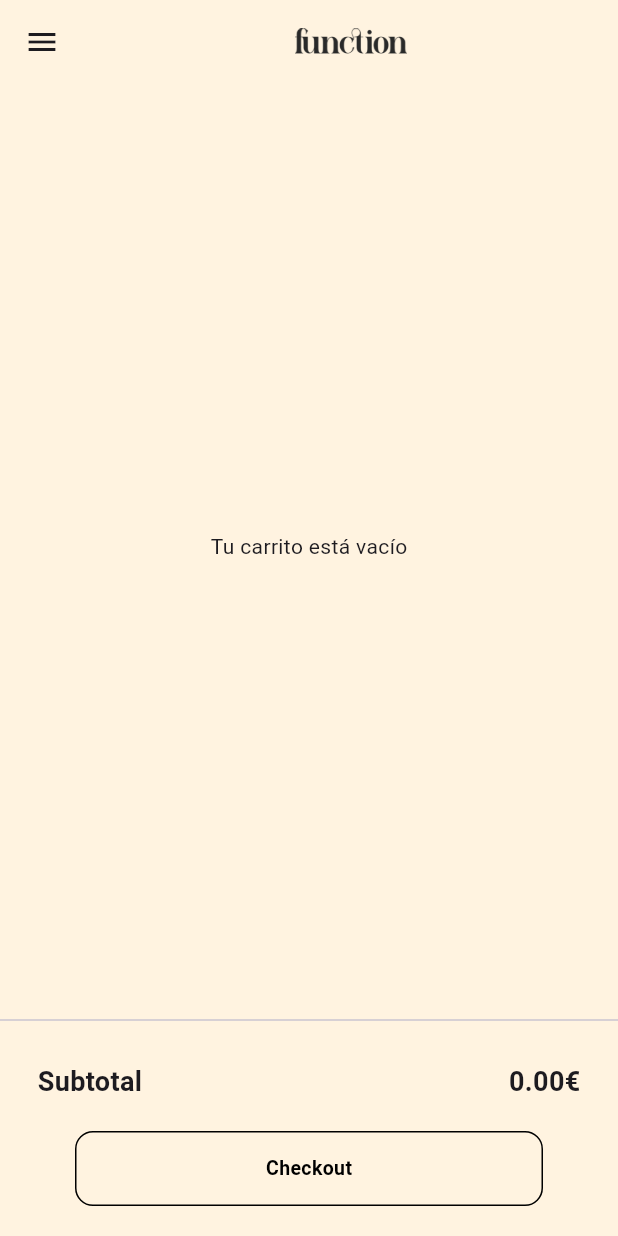
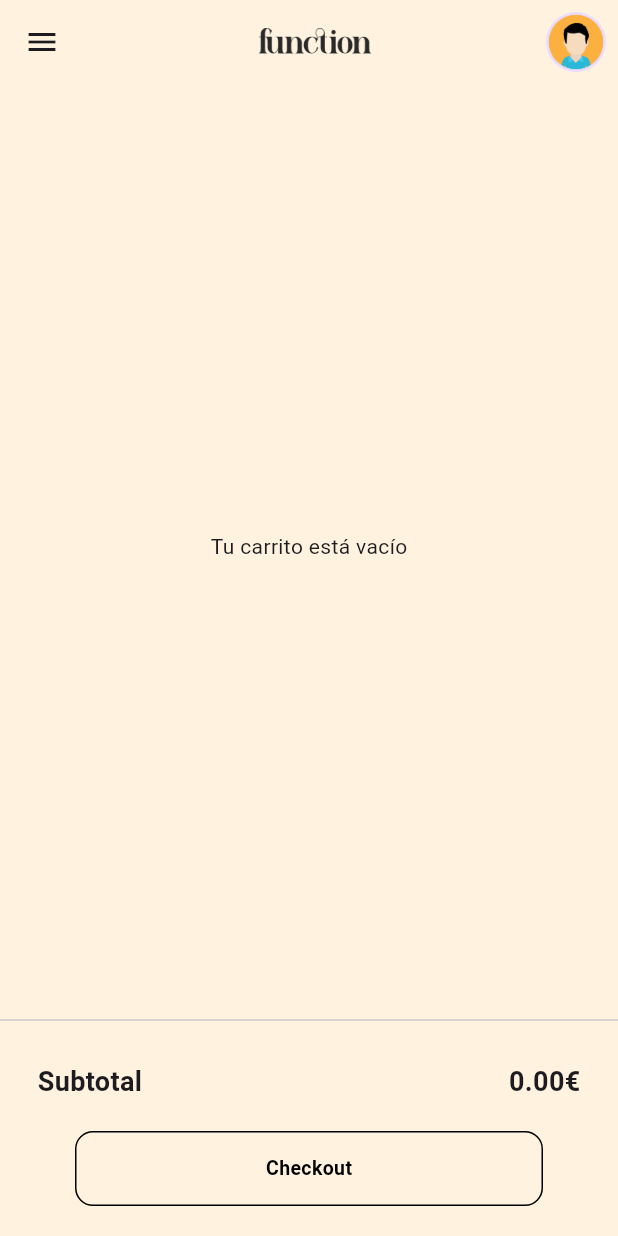
Before and after one commit to Nightmear696/Flutter_Abalit, a Flutter app: the CartPage screen opened directly, on a phone screen of 412 x 824 dp. Run offline on Flutter 3.47's test engine with Material 3 defaults, Android fonts, the phone set to English and light mode, and no system bars; network calls fail; statements that could not run were skipped.

Commit message:
Correccion de Errores

```diff
--- a/lib/pages/cart_page.dart
+++ b/lib/pages/cart_page.dart
@@ -25,16 +25,26 @@ class CartPage extends StatelessWidget {
     return SafeArea(
       child: Scaffold(
         appBar: AppBar(
-          elevation: 0,
-          title: Center(
-            child: Image.asset(
-              "lib/images/function_app_logo_cut.png",
-              width: 75,
-              height: 75,
-            ),
-          ),
-          backgroundColor: Colors.orange[50],
-        ),
+  elevation: 0,
+  title: Row(
+    mainAxisAlignment: MainAxisAlignment.center,
+    children: [
+      Spacer(),
+      Image.asset("lib/images/function_app_logo_cut.png", width: 75, height: 75),
+      Spacer(),
+    ],
+  ),
+  backgroundColor: Colors.orange[50],
+  actions: [
+    Padding(
+      padding: EdgeInsets.only(right: 8.0),
+      child: CircleAvatar(
+        backgroundImage: AssetImage("lib/images/user_avatar.png"),
+        radius: 20,
+      ),
+    ),
+  ],
+),
         drawer: MyDrawer(),
         backgroundColor: Colors.orange[50],
         body: Column(
--- a/lib/pages/login_page.dart
+++ b/lib/pages/login_page.dart
@@ -101,7 +101,6 @@ class LoginPage extends StatelessWidget {
                     const SizedBox(width: 4),
                     TextButton(
                       onPressed: () {
-                        // Navegación a la pantalla de registro
                         Navigator.push(
                           context,
                           MaterialPageRoute(
--- a/lib/pages/product_detail_page.dart
+++ b/lib/pages/product_detail_page.dart
@@ -149,9 +149,9 @@ class ProductDetailPageState extends State<ProductDetailPage> {
                 height: 50,
                 margin: const EdgeInsets.symmetric(horizontal: 25),
                 decoration: BoxDecoration(
-                  color: Colors.transparent, // 🔹 Fondo transparente
+                  color: Colors.transparent,
                   borderRadius: BorderRadius.circular(12),
-                  border: Border.all(color: Colors.black), // 🔹 Borde negro
+                  border: Border.all(color: Colors.black),
                 ),
                 child: const Center(
                   child: Text(
--- a/pubspec.yaml
+++ b/pubspec.yaml
@@ -23,6 +23,8 @@ flutter:
   assets:
     - lib/images/function_app_logo.png
     - lib/images/function_app_logo_cut.png
+    - lib/images/user_avatar.png
+
   fonts:
     - family: Onest
       fonts:
```
Also changed, not shown: lib/pages/checkout_page.dart (+16 -1 lines), lib/pages/home_page.dart (+17 -1 lines), lib/images/user_avatar.png (added).
